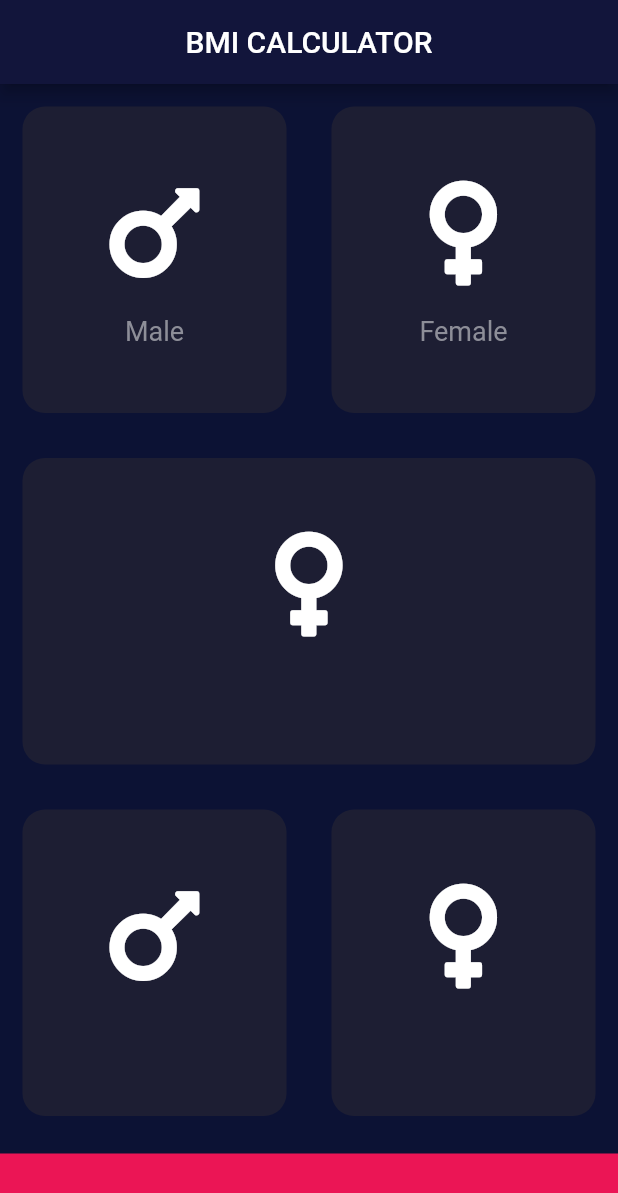
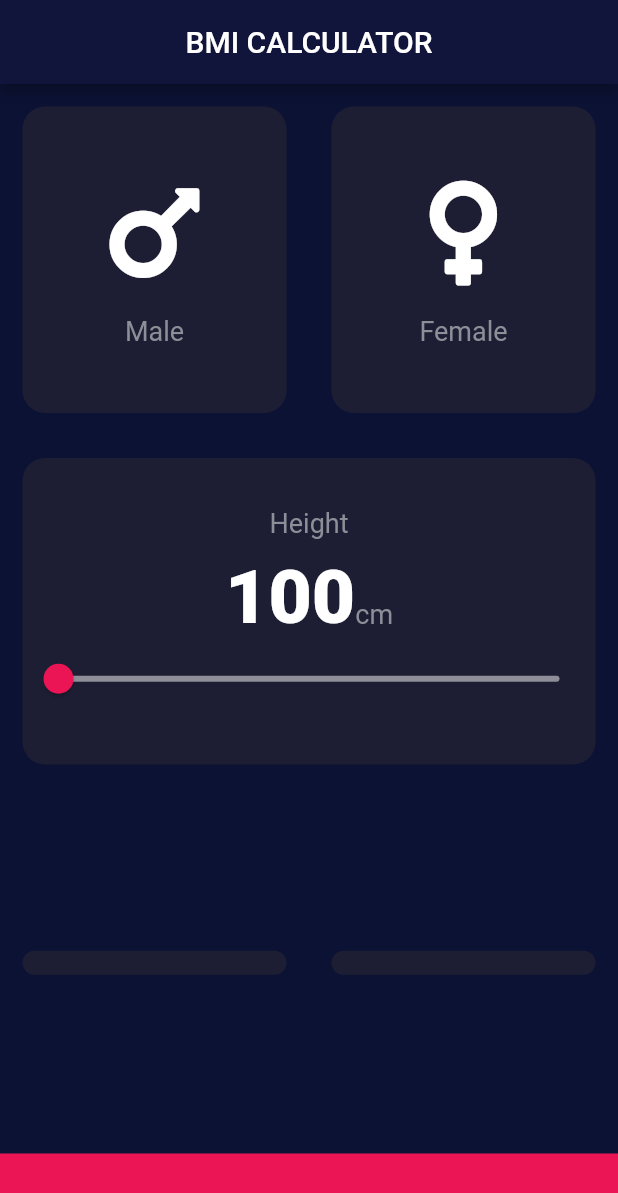
Before and after one commit to LucioMorales/Flutter-Course-Proyects, a Flutter app: the screen it shows after launch, on a phone screen of 412 x 824 dp. Shown: the top 1193 px of the screen. Run offline on Flutter 3.47's test engine with Material 2 defaults, Android fonts, the light colour scheme and no system bars; our stand-ins replace audioplayers, font_awesome_flutter, get, get_storage, hexcolor, introduction_screen and 1 more.

Commit message:
Added a slider for the height card, created a constants file

```diff
--- a/bmi_calculator/lib/card_model.dart
+++ b/bmi_calculator/lib/card_model.dart
@@ -1,19 +1,24 @@
 import 'package:flutter/material.dart';
+import 'constants.dart';
 
 class CardModel extends StatelessWidget {
-  CardModel(this.colorin, this.cardChild);
-
   final Color colorin;
   final Widget cardChild;
+  final VoidCallback? onPress;
+
+  CardModel({this.colorin=kInactiveCardColor, this.cardChild=const Text(''),this.onPress});
 
   @override
   Widget build(BuildContext context) {
-    return Container(
-      child: cardChild,
-      margin: EdgeInsets.all(15),
-      decoration: BoxDecoration(
-        borderRadius: BorderRadius.circular(15),
-        color: colorin,
+    return GestureDetector(
+      onTap: onPress,
+      child: Container(
+        child: cardChild,
+        margin: EdgeInsets.all(15),
+        decoration: BoxDecoration(
+          borderRadius: BorderRadius.circular(15),
+          color: colorin,
+        ),
       ),
     );
   }
--- /dev/null
+++ b/bmi_calculator/lib/constants.dart
@@ -0,0 +1,18 @@
+import 'package:flutter/material.dart';
+
+const kBottomContainerHeigth = 55.0;
+const kBottomContainerColor = Color(0xFFEB1555);
+const kInactiveCardColor = Color(0xFF1D1E33);
+const kActiveCardColor = Color(0xFF111328);
+const kSliderActive = Color(0xFFEB1555);
+const kSliderInactive = Color(0xFF8D8E98);
+
+const kBottomTextStyle = TextStyle(
+  fontSize: 18.0,
+  color: Color(0xFF8D8E98),
+);
+
+const kNumber = TextStyle(
+  fontSize: 50,
+  fontWeight: FontWeight.w900,
+);
--- a/bmi_calculator/lib/icon_content.dart
+++ b/bmi_calculator/lib/icon_content.dart
@@ -1,9 +1,6 @@
 import 'package:flutter/material.dart';
+import 'constants.dart';
 
-const bottomTextStyle = TextStyle(
-  fontSize: 18.0,
-  color: Color(0xFF8D8E98),
-);
 
 class CardChild extends StatelessWidget {
   CardChild(this.icon, this.bottomText);
@@ -26,7 +23,7 @@ class CardChild extends StatelessWidget {
         ),
         Text(
           bottomText,
-          style: bottomTextStyle,
+          style: kBottomTextStyle,
         ),
       ],
     );
--- a/bmi_calculator/lib/input_page.dart
+++ b/bmi_calculator/lib/input_page.dart
@@ -2,11 +2,7 @@ import 'package:flutter/material.dart';
 import 'package:font_awesome_flutter/font_awesome_flutter.dart';
 import 'icon_content.dart';
 import 'card_model.dart';
-
-const bottomContainerHeigth = 55.0;
-const bottomContainerColor = Color(0xFFEB1555);
-const inactiveCardColor = Color(0xFF1D1E33);
-const activeCardColor = Color(0xFF111328);
+import 'constants.dart';
 
 // enum GenderType {
 //   male,
@@ -20,11 +16,10 @@ class InputPage extends StatefulWidget {
 }
 
 class _InputPageState extends State<InputPage> {
-
   //GenderType gender = GenderType.notSelected;
-
   bool maleActive = false;
   bool femaleActive = false;
+  int height = 100;
 
   @override
   Widget build(BuildContext context) {
@@ -34,67 +29,103 @@ class _InputPageState extends State<InputPage> {
         centerTitle: true,
       ),
       body: Column(
+        crossAxisAlignment: CrossAxisAlignment.stretch,
         children: <Widget>[
           Expanded(
             child: Row(
               children: <Widget>[
                 Expanded(
-                  child: GestureDetector(
-                    onTap: () {setState(() {
-                      //gender = GenderType.male;
+                  child: CardModel(
+                    //gender ==  GenderType.male ? activeCardColor : inactiveCardColor,
+                    colorin: maleActive ? kActiveCardColor : kInactiveCardColor,
+                    cardChild: CardChild(FontAwesomeIcons.mars, 'Male'),
+                    onPress: () {
+                      setState(() {
+                        //gender = GenderType.male
                         maleActive = true;
                         femaleActive = false;
-                    });},
-                    child: CardModel(
-                      //gender ==  GenderType.male ? activeCardColor : inactiveCardColor,
-                      maleActive ? activeCardColor : inactiveCardColor,
-                      CardChild(FontAwesomeIcons.mars, 'Male'),
-                    ),
+                      });
+                    },
                   ),
                 ),
                 Expanded(
-                  child: GestureDetector(
-                    onTap: () {setState(() {
-                      //gender = GenderType.female;
+                  child: CardModel(
+                    //gender == GenderType.female ? activeCardColor : inactiveCardColor,
+                    colorin:
+                        femaleActive ? kActiveCardColor : kInactiveCardColor,
+                    cardChild: CardChild(FontAwesomeIcons.venus, 'Female'),
+                    onPress: () {
+                      setState(() {
+                        //gender = GenderType.female
                         maleActive = false;
                         femaleActive = true;
-                    });},
-                    child: CardModel(
-                      //gender == GenderType.female ? activeCardColor : inactiveCardColor,
-                      femaleActive ? activeCardColor : inactiveCardColor,
-                      CardChild(FontAwesomeIcons.venus, 'Female'),
-                    ),
+                      });
+                    },
                   ),
                 ),
               ],
             ),
           ),
           Expanded(
-            child: Row(
+            child: CardModel(
+              cardChild: Column(
+                mainAxisAlignment: MainAxisAlignment.center,
                 children: <Widget>[
-                Expanded(
-                  child: CardModel(inactiveCardColor,CardChild(FontAwesomeIcons.venus, ''),),
+                  Text(
+                    'Height',
+                    style: kBottomTextStyle,
+                  ),
+                  SizedBox(
+                    height: 10,
+                  ),
+                  Row(
+                    mainAxisAlignment: MainAxisAlignment.center,
+                    crossAxisAlignment: CrossAxisAlignment.baseline,
+                    textBaseline: TextBaseline.alphabetic,
+                    children: [
+                      Text(
+                        height.toString(),
+                        style: kNumber,
+                      ),
+                      Text(
+                        'cm',
+                        style: kBottomTextStyle,
                       ),
                     ],
+                  ),
+                  Slider(
+                    value: height.toDouble(),
+                    min: 100.0,
+                    max: 250.0,
+                    activeColor: kSliderActive,
+                    inactiveColor: kSliderInactive,
+                    onChanged: (double newValue) {
+                      setState(() {
+                        height = newValue.round();
+                      });
+                    },
+                  ),
+                ],
+              ),
             ),
           ),
           Expanded(
             child: Row(
               children: <Widget>[
                 Expanded(
-                  child: CardModel(inactiveCardColor,CardChild(FontAwesomeIcons.mars, ''),),
+                  child: CardModel(),
                 ),
                 Expanded(
-                  child: CardModel(inactiveCardColor,CardChild(FontAwesomeIcons.venus, ''),),
+                  child: CardModel(),
                 ),
               ],
             ),
           ),
           Container(
-            color: bottomContainerColor,
+            color: kBottomContainerColor,
             margin: EdgeInsets.only(top: 10.0),
             width: double.infinity,
-            height: bottomContainerHeigth,
+            height: kBottomContainerHeigth,
           )
         ],
       ),
```
Lines whose indentation alone changed are shown as unchanged.
